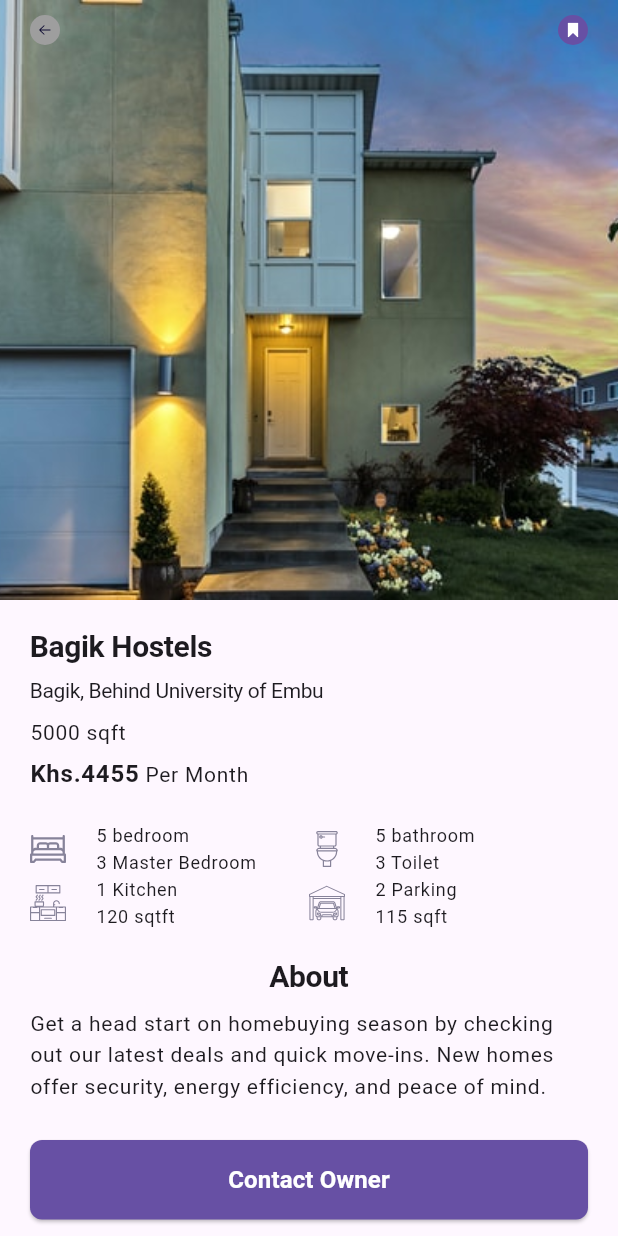
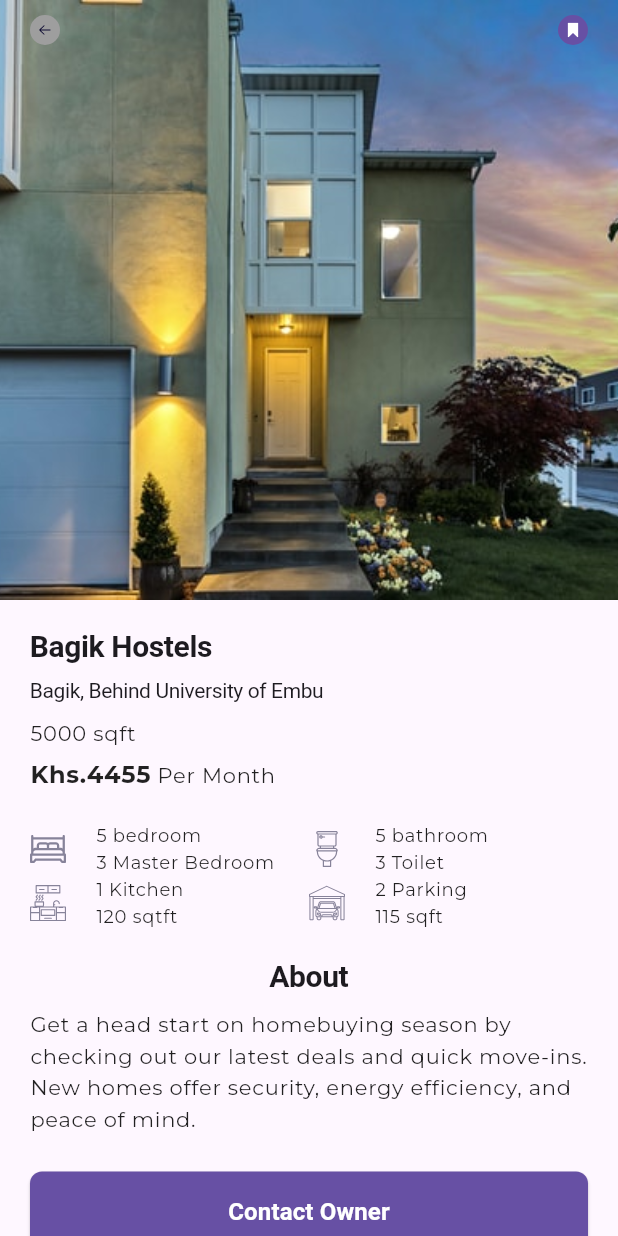
Before and after one commit to brianwereh/trustify, a Flutter app: the DetailPage screen opened directly with sample values from the repository, on a phone screen of 412 x 824 dp. Run offline on Flutter 3.47's test engine with Material 3 defaults, Android fonts, the phone set to English and light mode, and no system bars; our stand-ins replace flutter_svg, google_fonts.

Commit message:
after upgrade

```diff
--- a/lib/src/utilis/theme/theme.dart
+++ b/lib/src/utilis/theme/theme.dart
@@ -1,15 +1,13 @@
 import 'package:flutter/material.dart';
+import 'package:google_fonts/google_fonts.dart';
+import 'package:trustify/src/utilis/theme/widget_themes/text_theme.dart';
 
 class TAppTheme {
   static ThemeData lightTheme = ThemeData(
-    brightness: Brightness.light,
-    textTheme: TextTheme(
-      bodyLarge:
-    )
-  );
-
+      brightness: Brightness.light, textTheme: TTextTheme.lightTextTheme);
 
   static ThemeData darkTheme = ThemeData(
     brightness: Brightness.dark,
+    textTheme: TTextTheme.darkTextTheme,
   );
 }
--- /dev/null
+++ b/lib/src/utilis/theme/widget_themes/text_theme.dart
@@ -0,0 +1,14 @@
+import 'package:flutter/material.dart';
+import 'package:google_fonts/google_fonts.dart';
+
+class TTextTheme {
+  static TextTheme lightTextTheme = TextTheme(
+    bodyLarge: GoogleFonts.montserrat(
+      color: Colors.black87,
+    ),
+  );
+  static TextTheme darkTextTheme = TextTheme(
+      bodyLarge: GoogleFonts.montserrat(
+    color: Colors.white70,
+  ),);
+}
--- a/pubspec.yaml
+++ b/pubspec.yaml
@@ -37,6 +37,7 @@ dependencies:
   # The following adds the Cupertino Icons font to your application.
   # Use with the CupertinoIcons class for iOS style icons.
   cupertino_icons: ^1.0.6
+  google_fonts: ^6.2.1
 
 dev_dependencies:
   flutter_test:
```
Also changed, not shown: pubspec.lock, 1 other file.
